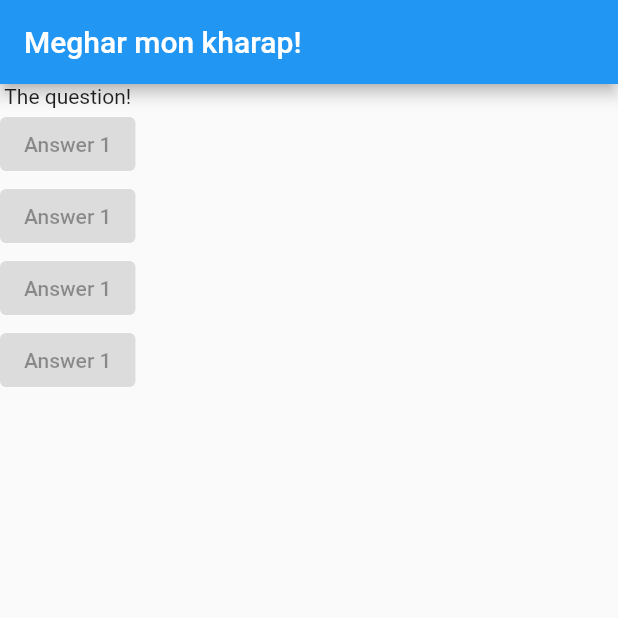
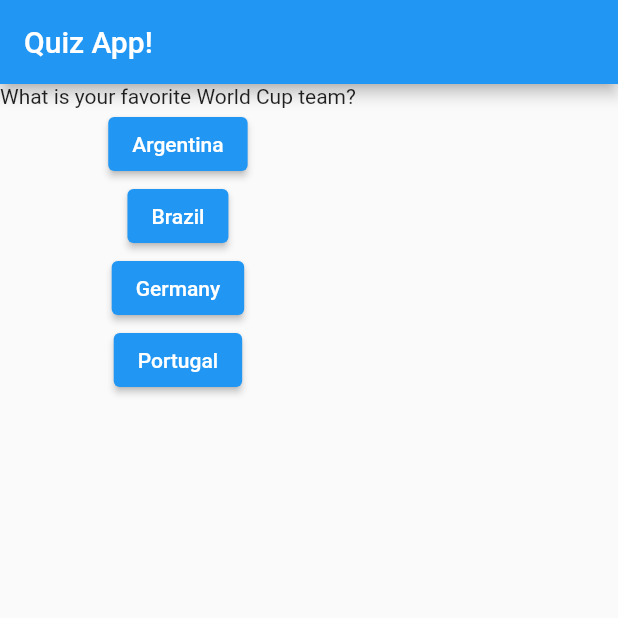
Before and after one commit to alex-pythonista/Flutter-Hello-World-App, a Flutter app: the screen it shows after launch, on a phone screen of 412 x 824 dp, the top half of it. Run offline on Flutter 3.47's test engine with Material 2 defaults, Android fonts, the phone set to English and light mode, and no system bars.

```diff
--- a/lib/main.dart
+++ b/lib/main.dart
@@ -6,35 +6,55 @@ import 'package:flutter/material.dart';
 
 void main() => runApp(HelloApp());
 
-class HelloApp extends StatelessWidget {
+class HelloApp extends StatefulWidget {
+  @override
+  State<StatefulWidget> createState() {
+    // TODO: implement createState
+    return HelloAppState();
+  }
+}
+
+class HelloAppState extends State<HelloApp> {
+  var questionIndex = 0;
+  void answerQuestion() {
+    setState(() {
+      questionIndex++;
+    });
+
+    print(questionIndex);
+    // print("Option Clicked!");
+  }
+
+  @override
   Widget build(BuildContext context) {
     var questions = [
-      "What is your favorite color?",
-      "What is your favorite sports?",
+      "What is your favorite World Cup team?",
+      "Who is your favorite player?",
     ];
+
     return MaterialApp(
       home: Scaffold(
         appBar: AppBar(
-          title: Text("Meghar mon kharap!"),
+          title: Text("Quiz App!"),
         ),
         body: Column(
           children: [
-            Text("The question!"),
+            Text(questions[questionIndex]),
             ElevatedButton(
-              onPressed: null,
-              child: Text("Answer 1"),
+              onPressed: answerQuestion,
+              child: Text("Argentina"),
             ),
             ElevatedButton(
-              onPressed: null,
-              child: Text("Answer 1"),
+              onPressed: answerQuestion,
+              child: Text("Brazil"),
             ),
             ElevatedButton(
-              onPressed: null,
-              child: Text("Answer 1"),
+              onPressed: answerQuestion,
+              child: Text("Germany"),
             ),
             ElevatedButton(
-              onPressed: null,
-              child: Text("Answer 1"),
+              onPressed: answerQuestion,
+              child: Text("Portugal"),
             ),
           ],
         ),
```
